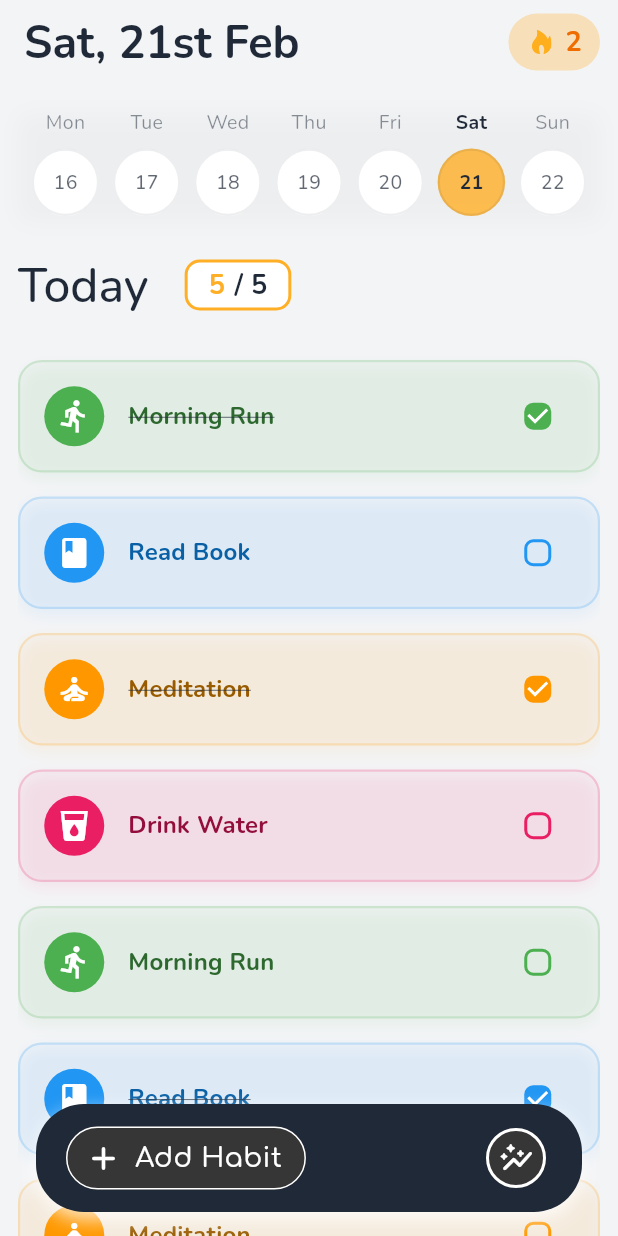
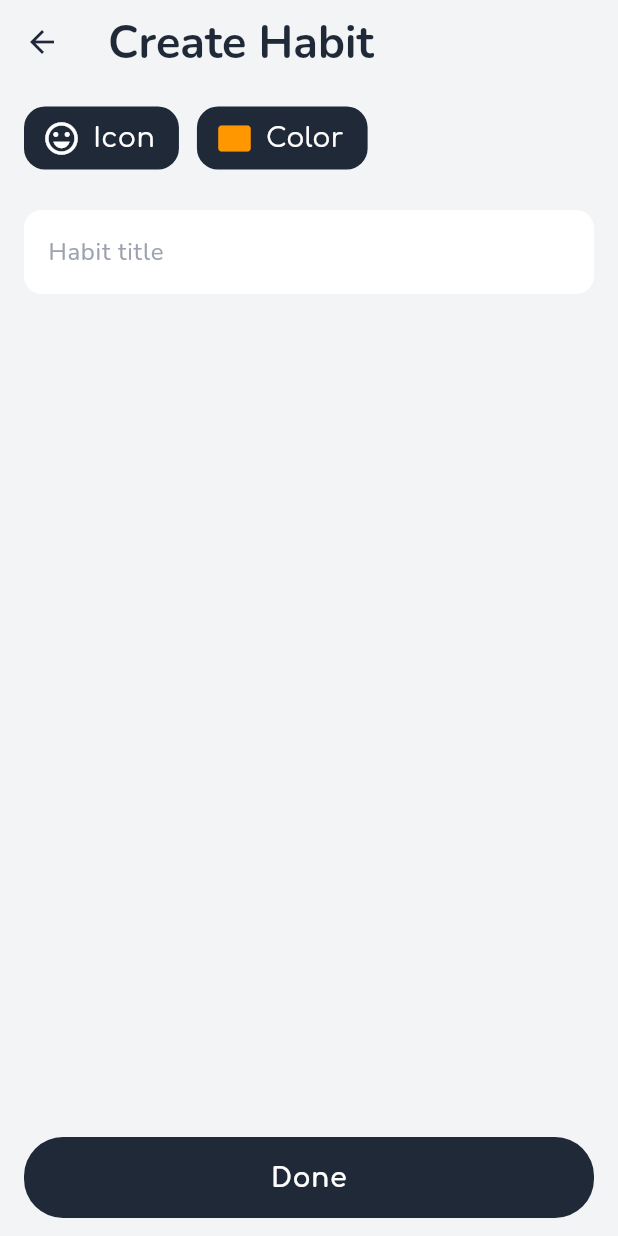
Before and after one commit to kuriboh23/Habit_Tracker, a Flutter app: the screen it shows after launch, after a tap on "Add Habit", on a phone screen of 412 x 824 dp. Run offline on Flutter 3.47's test engine with Material 3 defaults, Android fonts, the phone set to English and light mode, and no system bars; our stand-ins replace flutter_svg.

Commit message:
Add Habit Page & Logics

```diff
--- a/lib/core/constants/lists.dart
+++ b/lib/core/constants/lists.dart
@@ -3,62 +3,7 @@ import 'package:habit_tracker/core/theme/habits_palletes.dart';
 import 'package:habit_tracker/data/models/habit.dart';
 
 class AppLists {
-  static const List<String> weekDays = [
-    "Mon",
-    "Tue",
-    "Wed",
-    "Thu",
-    "Fri",
-    "Sat",
-    "Sun"
-  ];
 
   static List<Habit> habits = [
-    Habit(
-      title: "Morning Run",
-      colorValue: HabitPalettes.colors[0].value,
-      iconCodePoint: Icons.directions_run.codePoint,
-      isCompleted: true
-    ),
-    Habit(
-      title: "Read Book",
-      colorValue: HabitPalettes.colors[1].value,
-      iconCodePoint: Icons.book.codePoint,
-    ),
-    Habit(
-      title: "Meditation",
-      colorValue: HabitPalettes.colors[2].value,
-      iconCodePoint: Icons.self_improvement.codePoint,
-      isCompleted: true
-    ),
-    Habit(
-      title: "Drink Water",
-      colorValue: HabitPalettes.colors[3].value,
-      iconCodePoint: Icons.local_drink.codePoint,
-    ),
-    Habit(
-      title: "Morning Run",
-      colorValue: HabitPalettes.colors[0].value,
-      iconCodePoint: Icons.directions_run.codePoint,
-
-    ),
-    Habit(
-      title: "Read Book",
-      colorValue: HabitPalettes.colors[1].value,
-      iconCodePoint: Icons.book.codePoint,
-      isCompleted: true
-    ),
-    Habit(
-      title: "Meditation",
-      colorValue: HabitPalettes.colors[2].value,
-      iconCodePoint: Icons.self_improvement.codePoint,
-
-    ),
-    Habit(
-      title: "Drink Water",
-      colorValue: HabitPalettes.colors[3].value,
-      iconCodePoint: Icons.local_drink.codePoint,
-      isCompleted: true
-    ),
   ];
 }
--- a/lib/core/utils/helper.dart
+++ b/lib/core/utils/helper.dart
@@ -1,5 +1,9 @@
+import 'package:flutter/material.dart';
+import 'package:habit_tracker/core/theme/habits_palletes.dart';
 import 'package:intl/intl.dart';
+
 class Helper {
+
 List<String> getWeekDays() {
   DateTime now = DateTime.now();
   // Start of the week (Monday)
@@ -54,4 +58,100 @@ int getTodayDate() {
         return "th";
     }
   }
+
+  final List<Color> colorsPalletes = HabitPalettes.colors;
+
+  final List<IconData> iconOptions = [
+    Icons.emoji_emotions_outlined,
+    Icons.star_outline,
+    Icons.fitness_center,
+    Icons.bookmark_outline,
+    Icons.brush_outlined,
+    Icons.coffee_outlined,
+    Icons.ramen_dining_sharp,
+    Icons.qr_code_rounded,
+    Icons.travel_explore_rounded,
+    Icons.man_2_rounded,
+    Icons.bedroom_baby_rounded,
+    Icons.woman_2_rounded
+  ];
+
+  IconData selectedIcon = Icons.emoji_emotions_outlined;
+  Color selectedColor = HabitPalettes.colors[2];
+
+  Future<IconData> showIconPicker(BuildContext context) async {
+    final icon = await showModalBottomSheet<IconData>(
+      context: context,
+      shape: const RoundedRectangleBorder(
+        borderRadius: BorderRadius.vertical(top: Radius.circular(12)),
+      ),
+      builder: (context) {
+        final theme = Theme.of(context);
+        return Padding(
+          padding: const EdgeInsets.all(12.0),
+          child: GridView.count(
+            crossAxisCount: 3,
+            mainAxisSpacing: 8,
+            crossAxisSpacing: 8,
+            children: iconOptions.map((ic) {
+              return GestureDetector(
+                onTap: () => Navigator.of(context).pop(ic),
+                child: Center(
+                  child: Container(
+                    padding: EdgeInsets.all(12),
+                    decoration: BoxDecoration(
+                      shape: BoxShape.circle,
+                      color: theme.colorScheme.onSurface,
+                    ),
+                    child: Icon(ic, size: 28, color: theme.colorScheme.surface)),
+                ),
+              );
+            }).toList(),
+          ),
+        );
+      },
+    );
+
+    if (icon != null) {
+      selectedIcon = icon;
+      return icon;
+    }
+    return selectedIcon;
+  }
+
+  Future<Color> showColorPicker(BuildContext context) async {
+    final color = await showModalBottomSheet<Color>(
+      context: context,
+      shape: const RoundedRectangleBorder(
+        borderRadius: BorderRadius.vertical(top: Radius.circular(12)),
+      ),
+      builder: (context) {
+        return Padding(
+          padding: const EdgeInsets.all(12.0),
+          child: GridView.count(
+            crossAxisCount: 4,
+            mainAxisSpacing: 8,
+            crossAxisSpacing: 8,
+            children: colorsPalletes.map((c) {
+              return GestureDetector(
+                onTap: () => Navigator.of(context).pop(c),
+                child: Container(
+                  decoration: BoxDecoration(
+                    color: c,
+                    borderRadius: BorderRadius.circular(8),
+                  ),
+                ),
+              );
+            }).toList(),
+          ),
+        );
+      },
+    );
+
+    if (color != null) {
+      selectedColor = color;
+      return color;
+    }
+    return selectedColor;
+  }
 }
--- a/lib/main.dart
+++ b/lib/main.dart
@@ -1,5 +1,6 @@
 import 'package:flutter/material.dart';
 import 'package:habit_tracker/core/theme/app_theme.dart';
+import 'package:habit_tracker/presentation/screens/add_habit_page.dart';
 import 'package:habit_tracker/presentation/screens/home_screen.dart';
 
 void main() {
@@ -16,7 +17,11 @@ class MainApp extends StatelessWidget {
       debugShowCheckedModeBanner: false,
       title: "Habit Tracker",
       theme: AppTheme.lightTheme,
-      home: HomeScreen(),
+      initialRoute: '/',
+      routes: {
+        '/': (context) => HomeScreen(),
+        '/addHabitPage' : (context) => AddHabitPage()
+      },
     );
   }
 }
--- /dev/null
+++ b/lib/presentation/screens/add_habit_page.dart
@@ -0,0 +1,89 @@
+import 'package:flutter/material.dart';
+import 'package:habit_tracker/core/constants/app_strings.dart';
+import 'package:habit_tracker/core/constants/lists.dart';
+import 'package:habit_tracker/data/models/habit.dart';
+import 'package:habit_tracker/core/theme/habits_palletes.dart';
+import 'package:habit_tracker/presentation/widgets/app_button.dart';
+import 'package:habit_tracker/presentation/widgets/select_buttons.dart';
+
+class AddHabitPage extends StatefulWidget {
+  const AddHabitPage({super.key});
+
+  @override
+  State<AddHabitPage> createState() => _AddHabitPageState();
+}
+
+class _AddHabitPageState extends State<AddHabitPage> {
+  final TextEditingController _titleController = TextEditingController();
+
+  IconData? _selectedIcon;
+  Color? _selectedColor;
+
+  @override
+  void dispose() {
+    _titleController.dispose();
+    super.dispose();
+  }
+
+  void _onSelectionChanged(IconData icon, Color color) {
+    setState(() {
+      _selectedIcon = icon;
+      _selectedColor = color;
+    });
+  }
+
+  void _onDone() {
+    final title = _titleController.text.trim();
+    if (title.isEmpty) return;
+
+    final colorValue = _selectedColor?.value ?? HabitPalettes.colors[0].value;
+    final iconCodePoint = _selectedIcon?.codePoint ?? Icons.emoji_emotions_outlined.codePoint;
+
+    final newHabit = Habit(
+      title: title,
+      colorValue: colorValue,
+      iconCodePoint: iconCodePoint,
+    );
+
+    AppLists.habits.add(newHabit);
+    Navigator.of(context).pop();
+  }
+
+  @override
+  Widget build(BuildContext context) {
+    final theme = Theme.of(context);
+    final colors = theme.colorScheme;
+
+    return Scaffold(
+      appBar: AppBar(
+        title: Text(
+          AppStrings.createHabitTitle,
+          style: theme.textTheme.headlineLarge,
+        ),
+        backgroundColor: Colors.transparent,
+      ),
+      body: Padding(
+        padding: const EdgeInsets.symmetric(horizontal: 16.0, vertical: 12),
+        child: Column(
+          children: [
+            SelectButtons(onChanged: _onSelectionChanged),
+            const SizedBox(height: 24,),
+            Expanded(
+              child: TextField(
+                controller: _titleController,
+                decoration: const InputDecoration(hintText: 'Habit title'),
+              ),
+            ),
+            AppButton(
+              label: AppStrings.done,
+              iconColor: colors.surface,
+              bgColor: colors.onSurface,
+              theme: theme,
+              function: _onDone,
+            )
+          ],
+        ),
+      ),
+    );
+  }
+}
--- a/lib/presentation/screens/home_screen.dart
+++ b/lib/presentation/screens/home_screen.dart
@@ -10,7 +10,7 @@ import 'package:habit_tracker/presentation/widgets/habit_list_tile.dart';
 import 'package:habit_tracker/presentation/widgets/streak_badge.dart';
 
 class HomeScreen extends StatelessWidget {
-  final List<Habit> habits = AppLists.habits;
+  final List<Habit> habits = AppLists.habits.reversed.toList();
 
   HomeScreen({super.key});
 
@@ -44,7 +44,7 @@ class HomeScreen extends StatelessWidget {
                   fontSize: 32
                 ),),
                 SizedBox(width: 24,),
-                DoneHabitsBadge(count: 5, total: 5, color: colors.onSurface, doneColor: colors.secondary),
+                DoneHabitsBadge(count: habits.where((h) => h.isCompleted).length, total: habits.length, color: colors.onSurface, doneColor: colors.secondary),
 
               ],
             ),
--- /dev/null
+++ b/lib/presentation/widgets/app_button.dart
@@ -0,0 +1,72 @@
+import 'package:flutter/material.dart';
+
+class AppButton extends StatelessWidget {
+  const AppButton({
+    super.key,
+    required this.label,
+    this.iconColor,
+    required this.bgColor,
+    required this.theme,
+    this.icon,
+    this.size,
+    this.function,
+    this.border = 26,
+    Color? textColor,
+  }) : textColor = textColor ?? iconColor;
+
+  final String label;
+  final Color? iconColor;
+  final Color bgColor;
+  final Color? textColor;
+  final ThemeData theme;
+  final IconData? icon;
+  final double? size;
+  final double border;
+  final VoidCallback? function;
+
+
+  @override
+  Widget build(BuildContext context) {
+    return icon != null ?
+     TextButton.icon(
+      onPressed: function,
+      style: TextButton.styleFrom(
+        backgroundColor: bgColor,
+        shape: RoundedRectangleBorder(borderRadius: BorderRadius.circular(border)),
+      ),
+      icon: Icon(icon, size: size, color: iconColor),
+      label: Text(
+        label,
+        style: theme.textTheme.bodyMedium?.copyWith(
+          color: textColor,
+          fontSize: 18,
+          fontWeight: FontWeight.w500,
+          fontFamily: 'Comfortaa',
+        ),
+      ),
+    )
+    :
+    TextButton(
+      onPressed: function,
+      style: TextButton.styleFrom(
+        backgroundColor: bgColor,
+        shape: RoundedRectangleBorder(borderRadius: BorderRadius.circular(border)),
+      ),
+      child : Container(
+        width: double.infinity,
+
+          padding: const EdgeInsets.symmetric(horizontal: 18.0, vertical: 6),
+          child: Text(
+            textAlign: TextAlign.center,
+            label,
+            style: theme.textTheme.bodyMedium?.copyWith(
+              color: textColor,
+              fontSize: 18,
+              fontWeight: FontWeight.w700,
+              fontFamily: 'Comfortaa',
+            ),
+          ),
+      ),
+    ) ;
+  }
+}
--- a/lib/presentation/widgets/bottom_nav_bar.dart
+++ b/lib/presentation/widgets/bottom_nav_bar.dart
@@ -1,5 +1,6 @@
 import 'package:flutter/material.dart';
 import 'package:habit_tracker/core/constants/app_strings.dart';
+import 'package:habit_tracker/presentation/widgets/app_button.dart';
 
 class BottomNavBar extends StatelessWidget {
   const BottomNavBar({
@@ -17,8 +18,8 @@ class BottomNavBar extends StatelessWidget {
       padding: const EdgeInsets.symmetric(horizontal: 20, vertical: 12),
       margin: const EdgeInsets.symmetric(horizontal: 24),
       decoration: BoxDecoration(
-        color: colors.onSurface, // Black in LightMode, White in DarkMode (High Contrast)
-        borderRadius: BorderRadius.circular(32), // Pill shape
+        color: colors.onSurface,
+        borderRadius: BorderRadius.circular(40),
         boxShadow: [
           BoxShadow(
             color: colors.surface.withAlpha(200),
@@ -28,39 +29,20 @@ class BottomNavBar extends StatelessWidget {
         ],
       ),
       child: Row(
-        mainAxisAlignment: MainAxisAlignment.center, // Center the button
+        mainAxisAlignment: MainAxisAlignment.center,
         children: [
-          TextButton.icon(
-            onPressed: () {
-              // TODO: Navigate to Add Habit Screen
-            },
-            style: TextButton.styleFrom(
-              side: BorderSide(width: 1, color: colors.surface),
-              backgroundColor: colors.secondary.withAlpha(25), // Primary color background
-            ),
-            icon: Icon(Icons.add_rounded,size: 26, color: colors.surface), // Inverted color
-            label: Text(
-              AppStrings.homeNewHabitBtn,
-              style: theme.textTheme.bodyMedium?.copyWith(
-                color: colors.surface,
-                fontSize: 18,
-                fontWeight: FontWeight.w500,
-                fontFamily: 'Comfortaa',
-              )
-            ),
-          ),
-
+          AppButton(iconColor: colors.onSurface, bgColor: colors.surface, theme: theme, icon: Icons.add_rounded, size: 26, label: AppStrings.homeNewHabitBtn, function:() {
+              Navigator.pushNamed(context, '/addHabitPage');
+            }),
           const Spacer(),
           IconButton(
             onPressed: () {
-              // TODO: Navigate to Add Habit Screen (e.g., Navigator.push(context, MaterialPageRoute(builder: (_) => AddHabitScreen())));
             },
-            icon: Icon(Icons.auto_graph_rounded, size: 24, color: colors.surface), // Just the plus icon
+            icon: Icon(Icons.auto_graph_rounded, size: 24, color: colors.onSurface),
             style: IconButton.styleFrom(
-              backgroundColor: colors.secondary.withAlpha(25), // Primary color background
+              backgroundColor: colors.surface,
               shape: CircleBorder(
                 side: BorderSide(width: 2, color: colors.surface),
-
               ),
             ),
           ),
--- a/lib/presentation/widgets/done_habits_badge.dart
+++ b/lib/presentation/widgets/done_habits_badge.dart
@@ -1,5 +1,4 @@
 import 'package:flutter/material.dart';
-import 'package:flutter_svg/flutter_svg.dart';
 
 class DoneHabitsBadge extends StatelessWidget {
   final int count;
--- a/lib/presentation/widgets/habit_list_tile.dart
+++ b/lib/presentation/widgets/habit_list_tile.dart
@@ -2,7 +2,7 @@ import 'package:flutter/material.dart';
 import 'package:habit_tracker/core/theme/habits_palletes.dart';
 import 'package:habit_tracker/data/models/habit.dart';
 
-class HabitListTile extends StatelessWidget {
+class HabitListTile extends StatefulWidget {
 
   final Habit habit;
 
@@ -12,12 +12,17 @@ class HabitListTile extends StatelessWidget {
   });
 
   @override
+  State<HabitListTile> createState() => _HabitListTileState();
+}
+
+class _HabitListTileState extends State<HabitListTile> {
+  @override
   Widget build(BuildContext context) {
 
-    final baseColor = Color(habit.colorValue);
+    final baseColor = Color(widget.habit.colorValue);
 
     final icon = IconData(
-      habit.iconCodePoint,
+      widget.habit.iconCodePoint,
       fontFamily: 'MaterialIcons',
     );
 
@@ -56,14 +61,14 @@ class HabitListTile extends StatelessWidget {
               const SizedBox(width: 16),
 
               Text(
-                habit.title,
+                widget.habit.title,
                 style: Theme.of(context)
                     .textTheme
                     .titleMedium
                     ?.copyWith(
                       fontWeight: FontWeight.w600,
                       color: baseColor.textColor,
-                      decoration: habit.isCompleted
+                      decoration: widget.habit.isCompleted
                           ? TextDecoration.lineThrough
                           : null,
                     ),
@@ -73,8 +78,12 @@ class HabitListTile extends StatelessWidget {
 
           /// CHECKBOX
           Checkbox(
-            value: habit.isCompleted,
-            onChanged: (value) {},
+            value: widget.habit.isCompleted,
+            onChanged: (value) {
+              setState(() {
+                widget.habit.isCompleted = !widget.habit.isCompleted;
+              });
+            },
             activeColor: baseColor.checkboxFill,
             shape: RoundedRectangleBorder(
               borderRadius: BorderRadius.circular(6),
--- /dev/null
+++ b/lib/presentation/widgets/select_buttons.dart
@@ -0,0 +1,61 @@
+import 'package:flutter/material.dart';
+import 'package:habit_tracker/core/constants/app_strings.dart';
+import 'package:habit_tracker/core/utils/helper.dart';
+import 'package:habit_tracker/presentation/widgets/app_button.dart';
+
+class SelectButtons extends StatefulWidget {
+  final void Function(IconData selectedIcon, Color selectedColor)? onChanged;
+
+  const SelectButtons({super.key, this.onChanged});
+
+  @override
+  State<SelectButtons> createState() => _SelectButtonsState();
+}
+
+class _SelectButtonsState extends State<SelectButtons> {
+
+  final helper = Helper();
+  IconData get selectedIcon => helper.selectedIcon;
+  Color get selectedColor => helper.selectedColor;
+
+  @override
+  Widget build(BuildContext context) {
+    final theme = Theme.of(context);
+    final colors = theme.colorScheme;
+
+    return Row(
+      children: [
+        AppButton(
+          bgColor: colors.onSurface,
+          iconColor: colors.surface,
+          theme: theme,
+          icon: selectedIcon,
+          size: 26,
+          label: AppStrings.selectIcon,
+          border: 14,
+          function: () async {
+            await helper.showIconPicker(context);
+            setState(() {});
+            widget.onChanged?.call(helper.selectedIcon, helper.selectedColor);
+          },
+        ),
+        const SizedBox(width: 12),
+        AppButton(
+          bgColor: colors.onSurface,
+          iconColor: selectedColor,
+          textColor: colors.surface,
+          theme: theme,
+          icon: Icons.rectangle_rounded,
+          size: 26,
+          label: AppStrings.selectColor,
+          border: 14,
+          function: () async {
+            await helper.showColorPicker(context);
+            setState(() {});
+            widget.onChanged?.call(helper.selectedIcon, helper.selectedColor);
+          },
+        ),
+      ],
+    );
+  }
+}
```
